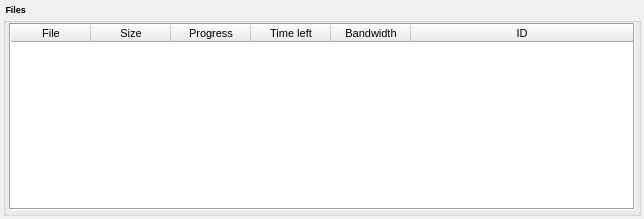
Old version of the form Homer/forms/OverviewFileTransfersWidget.ui in the repository Homer-Conferencing/Homer-Conferencing.
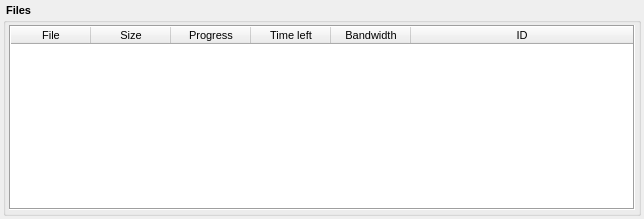
New version of the form. Icons and pictures are not drawn.

Patch:
```diff
--- a/Homer/forms/OverviewFileTransfersWidget.ui
+++ b/Homer/forms/OverviewFileTransfersWidget.ui
@@ -46,7 +46,7 @@
       </property>
       <property name="font">
        <font>
-        <pointsize>7</pointsize>
+        <pointsize>8</pointsize>
         <weight>75</weight>
         <bold>true</bold>
        </font>
```
